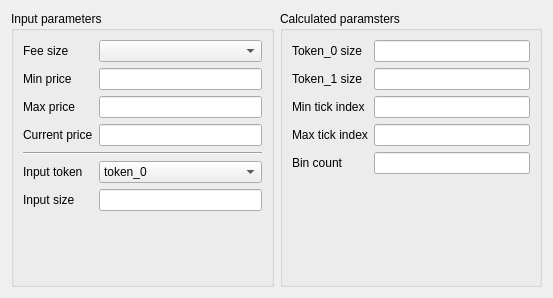
Before: the Qt Designer form test_projects/calc_v3/poolparams.ui in AlexanderR9/repo_qt5, drawn with Qt 5.
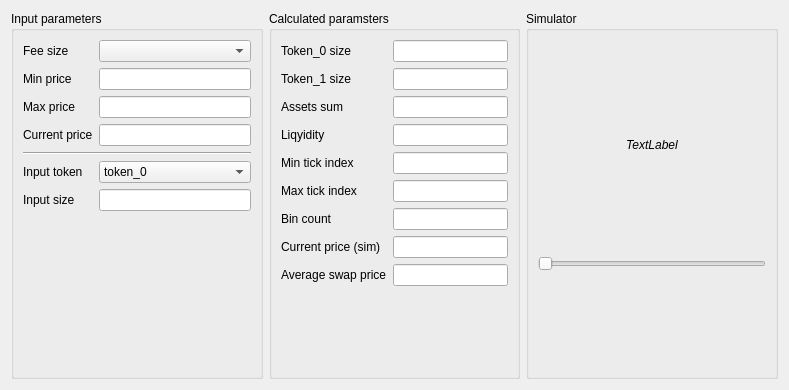
After: the same form once the commit is applied.

Commit message: add simulator to calc_v3

```diff
--- a/test_projects/calc_v3/poolparams.ui
+++ b/test_projects/calc_v3/poolparams.ui
@@ -6,8 +6,8 @@
    <rect>
     <x>0</x>
     <y>0</y>
-    <width>553</width>
-    <height>298</height>
+    <width>789</width>
+    <height>390</height>
    </rect>
   </property>
   <property name="windowTitle">
@@ -16,6 +16,12 @@
   <layout class="QHBoxLayout" name="horizontalLayout">
    <item>
     <widget class="QGroupBox" name="groupBox">
+     <property name="maximumSize">
+      <size>
+       <width>300</width>
+       <height>16777215</height>
+      </size>
+     </property>
      <property name="title">
       <string>Input parameters</string>
      </property>
@@ -116,11 +122,24 @@
    </item>
    <item>
     <widget class="QGroupBox" name="groupBox_2">
+     <property name="maximumSize">
+      <size>
+       <width>400</width>
+       <height>16777215</height>
+      </size>
+     </property>
      <property name="title">
       <string>Calculated paramsters</string>
      </property>
      <layout class="QGridLayout" name="gridLayout_2">
-      <item row="2" column="0">
+      <item row="7" column="0">
+       <widget class="QLabel" name="label_14">
+        <property name="text">
+         <string>Current price (sim)</string>
+        </property>
+       </widget>
+      </item>
+      <item row="4" column="0">
        <widget class="QLabel" name="label_9">
         <property name="text">
          <string>Min tick index</string>
@@ -135,7 +154,11 @@
        </widget>
       </item>
       <item row="1" column="1">
-       <widget class="QLineEdit" name="token1SizeLineEdit"/>
+       <widget class="QLineEdit" name="token1SizeLineEdit">
+        <property name="readOnly">
+         <bool>true</bool>
+        </property>
+       </widget>
       </item>
       <item row="0" column="0">
        <widget class="QLabel" name="label_7">
@@ -145,9 +168,13 @@
        </widget>
       </item>
       <item row="0" column="1">
-       <widget class="QLineEdit" name="token0SizeLineEdit"/>
+       <widget class="QLineEdit" name="token0SizeLineEdit">
+        <property name="readOnly">
+         <bool>true</bool>
+        </property>
+       </widget>
       </item>
-      <item row="5" column="1">
+      <item row="9" column="1">
        <spacer name="verticalSpacer_2">
         <property name="orientation">
          <enum>Qt::Vertical</enum>
@@ -160,36 +187,134 @@
         </property>
        </spacer>
       </item>
-      <item row="3" column="1">
+      <item row="5" column="1">
        <widget class="QLineEdit" name="maxTickLineEdit">
         <property name="readOnly">
          <bool>true</bool>
         </property>
        </widget>
       </item>
-      <item row="3" column="0">
+      <item row="5" column="0">
        <widget class="QLabel" name="label_10">
         <property name="text">
          <string>Max tick index</string>
         </property>
        </widget>
       </item>
-      <item row="2" column="1">
+      <item row="4" column="1">
        <widget class="QLineEdit" name="minTickLineEdit">
         <property name="readOnly">
          <bool>true</bool>
         </property>
        </widget>
       </item>
-      <item row="4" column="0">
+      <item row="6" column="0">
        <widget class="QLabel" name="label_11">
         <property name="text">
          <string>Bin count</string>
         </property>
        </widget>
       </item>
-      <item row="4" column="1">
-       <widget class="QLineEdit" name="binCountLineEdit"/>
+      <item row="6" column="1">
+       <widget class="QLineEdit" name="binCountLineEdit">
+        <property name="readOnly">
+         <bool>true</bool>
+        </property>
+       </widget>
+      </item>
+      <item row="3" column="0">
+       <widget class="QLabel" name="label_13">
+        <property name="text">
+         <string>Liqyidity</string>
+        </property>
+       </widget>
+      </item>
+      <item row="3" column="1">
+       <widget class="QLineEdit" name="liqLineEdit">
+        <property name="readOnly">
+         <bool>true</bool>
+        </property>
+       </widget>
+      </item>
+      <item row="2" column="0">
+       <widget class="QLabel" name="label_12">
+        <property name="text">
+         <string>Assets sum</string>
+        </property>
+       </widget>
+      </item>
+      <item row="2" column="1">
+       <widget class="QLineEdit" name="sumLineEdit">
+        <property name="readOnly">
+         <bool>true</bool>
+        </property>
+       </widget>
+      </item>
+      <item row="7" column="1">
+       <widget class="QLineEdit" name="curPriceNowLineEdit">
+        <property name="readOnly">
+         <bool>true</bool>
+        </property>
+       </widget>
+      </item>
+      <item row="8" column="0">
+       <widget class="QLabel" name="label_15">
+        <property name="text">
+         <string>Average swap price</string>
+        </property>
+       </widget>
+      </item>
+      <item row="8" column="1">
+       <widget class="QLineEdit" name="swapLineEdit"/>
+      </item>
+     </layout>
+    </widget>
+   </item>
+   <item>
+    <widget class="QGroupBox" name="simulatorBox">
+     <property name="title">
+      <string>Simulator</string>
+     </property>
+     <layout class="QVBoxLayout" name="verticalLayout">
+      <item>
+       <widget class="QLabel" name="priceLabel">
+        <property name="maximumSize">
+         <size>
+          <width>16777215</width>
+          <height>20</height>
+         </size>
+        </property>
+        <property name="font">
+         <font>
+          <italic>true</italic>
+         </font>
+        </property>
+        <property name="text">
+         <string>TextLabel</string>
+        </property>
+        <property name="alignment">
+         <set>Qt::AlignCenter</set>
+        </property>
+       </widget>
+      </item>
+      <item>
+       <widget class="QSlider" name="horizontalSlider">
+        <property name="minimum">
+         <number>0</number>
+        </property>
+        <property name="maximum">
+         <number>1000</number>
+        </property>
+        <property name="pageStep">
+         <number>1</number>
+        </property>
+        <property name="orientation">
+         <enum>Qt::Horizontal</enum>
+        </property>
+        <property name="tickPosition">
+         <enum>QSlider::NoTicks</enum>
+        </property>
+       </widget>
       </item>
      </layout>
     </widget>
```
The commit also changes 6 other files.
